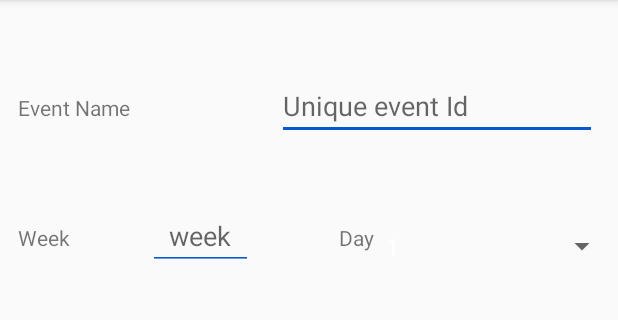
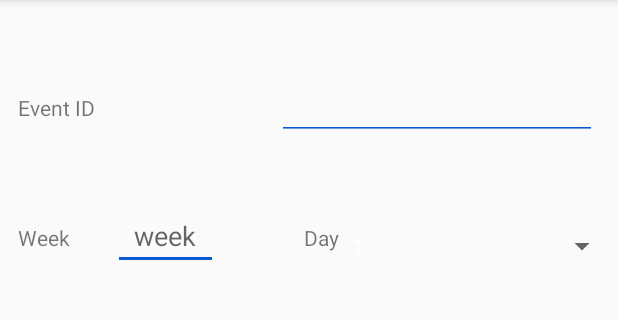
Before and after one commit to Teratech12/mobattend, an Android app: the EventActivity screen opened directly, with no data from a screen before it, on a phone screen of 412 x 824 dp, the part 84-404 px from its top. Run offline under Robolectric (Android 15) with nearby library versions, the phone set to English and light mode, and no system bars.

Commit message:
Some changes to commit

```diff
--- a/Mobattend2/app/src/main/java/com/example/sky_phase/mobattend/MobattendDatabase.java
+++ b/Mobattend2/app/src/main/java/com/example/sky_phase/mobattend/MobattendDatabase.java
@@ -69,8 +69,9 @@ public class MobattendDatabase extends SQLiteOpenHelper {
                 + "FOREIGN KEY ("+FK_CLASS_ID_COLUMN+") REFERENCES " +CLASS_TABLE_NAME + " ("+CLASS_ID_COLUMN+")"  +");";
 
         //Attendance Table has no Foreign Key
+        //DateTime: TIMESTAMP DEFAULT CURRENT_TIMESTAMP
         String CREATE_ATTENDANCE_TABLE = "CREATE TABLE " + ATTENDANCE_TABLE_NAME + "("
-                + ATTENDANCE_ID_COLUMN +" INTEGER PRIMARY KEY NOT NULL," + ATTENDANCE_TIME_COLUMN +" DATETIME"  +");";
+                + ATTENDANCE_ID_COLUMN +" VARCHAR PRIMARY KEY NOT NULL," + ATTENDANCE_TIME_COLUMN +" TIMESTAMP DEFAULT CURRENT_TIMESTAMP"  +");";
 
         // Event Table has no Foreign Key
         String CREATE_EVENT_TABLE = "CREATE TABLE " + EVENT_TABLE_NAME + "("
@@ -172,7 +173,7 @@ public class MobattendDatabase extends SQLiteOpenHelper {
 
         ContentValues contentValues = new ContentValues();
         contentValues.put(ATTENDANCE_ID_COLUMN, Attendance_id);
-        contentValues.put(ATTENDANCE_TIME_COLUMN,getDateTime());
+        //contentValues.put(ATTENDANCE_TIME_COLUMN,getDateTime());
         long result = db.insert(ATTENDANCE_TABLE_NAME, null,  contentValues);
         if(result==-1)
         {
--- a/Mobattend2/app/src/main/res/layout/activity_event.xml
+++ b/Mobattend2/app/src/main/res/layout/activity_event.xml
@@ -8,32 +8,33 @@
     tools:context="com.example.sky_phase.mobattend.EventActivity">
 
     <TextView
-        android:text="Event Name"
+        android:id="@+id/eventnametext"
         android:layout_width="wrap_content"
         android:layout_height="wrap_content"
+        android:layout_alignParentLeft="true"
+        android:layout_alignParentStart="true"
         android:layout_alignParentTop="true"
         android:layout_marginTop="62dp"
-        android:id="@+id/eventnametext"
-        android:layout_alignParentLeft="true"
-        android:layout_alignParentStart="true"
-        android:paddingLeft="12dp" />
+        android:paddingLeft="12dp"
+        android:text="Event ID" />
 
     <EditText
+        android:id="@+id/eventnamebox"
         android:layout_width="wrap_content"
         android:layout_height="wrap_content"
-        android:inputType="textPersonName"
-        android:ems="10"
-        android:id="@+id/eventnamebox"
         android:layout_alignBaseline="@+id/eventnametext"
         android:layout_alignBottom="@+id/eventnametext"
+        android:layout_alignParentEnd="true"
         android:layout_alignParentRight="true"
-        android:layout_alignParentEnd="true"
+        android:layout_marginEnd="14dp"
         android:layout_marginRight="14dp"
-        android:layout_marginEnd="14dp"
         android:backgroundTint="#0958CF"
+        android:editable="false"
+        android:ems="10"
+        android:enabled="false"
+        android:inputType="textPersonName"
         android:textColorHighlight="#0958CF"
-        android:textColorLink="#0958CF"
-        android:hint="Unique event Id" />
+        android:textColorLink="#0958CF" />
 
     <TextView
         android:text="Week"
@@ -51,21 +52,21 @@
         android:paddingLeft="12dp" />
 
     <EditText
+        android:id="@+id/weekbox"
         android:layout_width="70dp"
         android:layout_height="wrap_content"
-        android:inputType="number"
-        android:ems="10"
+        android:layout_alignBaseline="@+id/weektext"
+        android:layout_alignBottom="@+id/weektext"
         android:layout_marginLeft="12dp"
         android:layout_marginStart="12dp"
-        android:id="@+id/weekbox"
-        android:layout_alignBaseline="@+id/weektext"
-        android:layout_alignBottom="@+id/weektext"
         android:layout_toRightOf="@+id/weektext"
         android:backgroundTint="#0958CF"
+        android:ems="10"
+        android:hint="week"
+        android:inputType="number"
+        android:textAlignment="center"
         android:textColorHighlight="#0958CF"
-        android:textColorLink="#0958CF"
-        android:hint="week"
-        android:textAlignment="center" />
+        android:textColorLink="#0958CF" />
 
     <TextView
         android:text="Day"
```
Also changed, not shown: Mobattend2/app/src/main/java/com/example/sky_phase/mobattend/ClasssFragment.java (+5 -2 lines), Mobattend2/app/src/main/res/layout/row_item.xml (+0 -8 lines).
